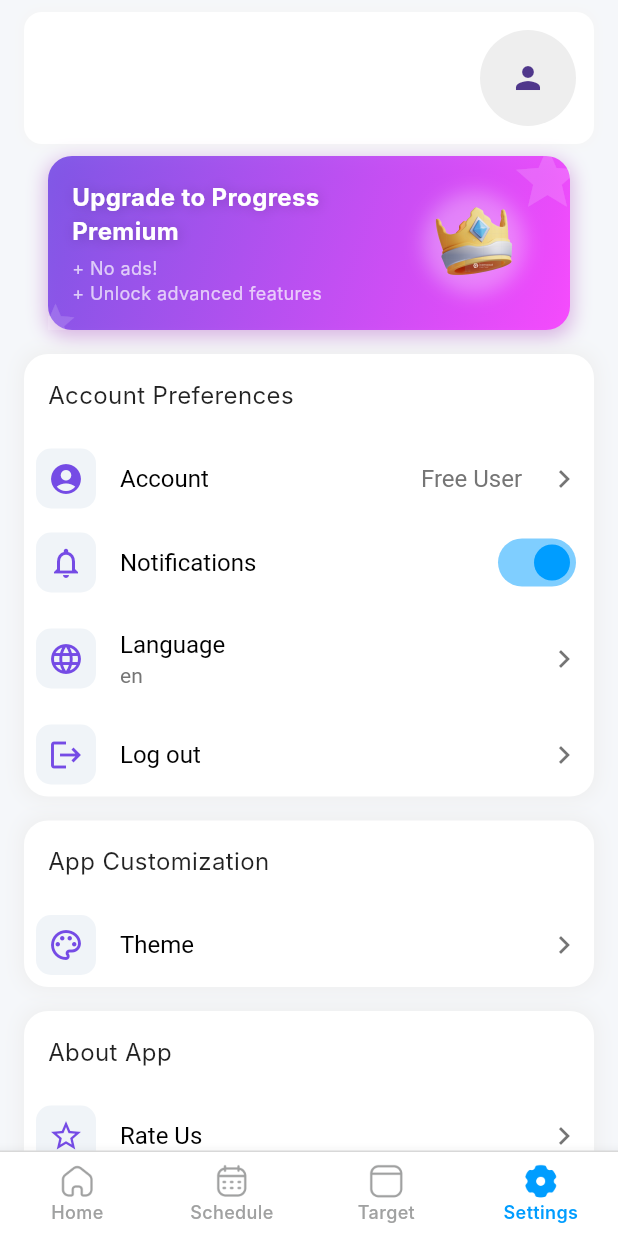
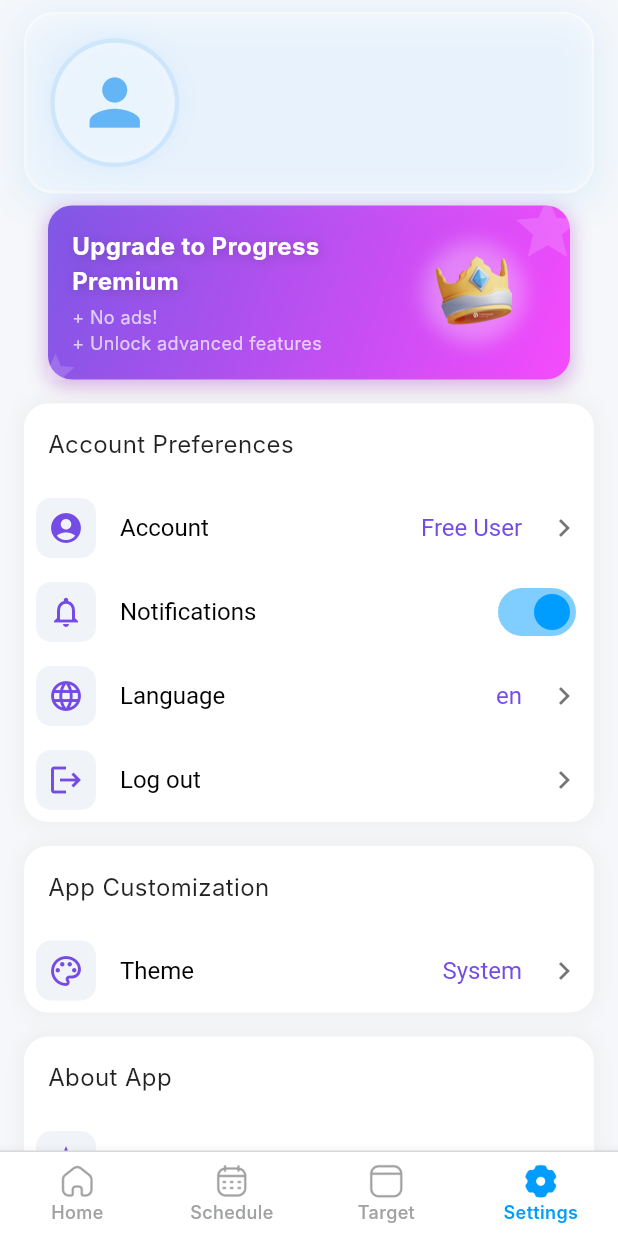
Before and after one commit to chamishkadilina/ladder_up, a Flutter app: the screen it shows once a user with an empty profile is signed in, item 4 of the bottom bar chosen, on a phone screen of 412 x 824 dp. Run offline on Flutter 3.47's test engine with Material 3 defaults, Android fonts, the phone set to English and light mode, and no system bars; our stand-ins replace cloud_firestore, firebase_auth, firebase_core, flutter_local_notifications, google_sign_in, share_plus and 3 more; accounts and stored records are empty; network calls fail; Roboto replaces fonts that are missing (Inter).

Commit message:
setting page ui impliment

```diff
--- a/lib/pages/settings_page.dart
+++ b/lib/pages/settings_page.dart
@@ -25,64 +25,90 @@ class _SettingsPageState extends State<SettingsPage> {
 
     return SafeArea(
       child: Scaffold(
-        backgroundColor: const Color(0xFFF5F7FA),
+        // backgroundColor: const Color.fromARGB(255, 145, 145, 145),
         body: SingleChildScrollView(
           child: Padding(
             padding: const EdgeInsets.symmetric(horizontal: 16.0),
             child: Column(
               crossAxisAlignment: CrossAxisAlignment.center,
               children: [
+                // User Name container
                 Container(
-                  padding: const EdgeInsets.all(12),
+                  padding: const EdgeInsets.all(16),
                   margin: const EdgeInsets.symmetric(vertical: 8),
                   decoration: BoxDecoration(
-                    color: Colors.white,
-                    borderRadius: BorderRadius.circular(12),
+                    color: Colors.white.withOpacity(0.3),
+                    borderRadius: BorderRadius.circular(20),
+                    border: Border.all(
+                      color: Colors.white.withOpacity(0.4),
+                      width: 1.5,
+                    ),
                     boxShadow: [
                       BoxShadow(
-                        color: Colors.grey.shade100,
-                        blurRadius: 6,
-                        spreadRadius: 1,
+                        color: Colors.blue.shade100.withOpacity(0.4),
+                        blurRadius: 20,
+                        spreadRadius: 2,
+                        offset: const Offset(0, 4),
                       )
                     ],
                   ),
                   child: Row(
                     children: [
-                      const SizedBox(width: 12),
+                      Stack(
+                        children: [
+                          Container(
+                            decoration: BoxDecoration(
+                              shape: BoxShape.circle,
+                              border: Border.all(
+                                color: Colors.blue.shade100.withOpacity(0.5),
+                                width: 3,
+                              ),
+                              boxShadow: [
+                                BoxShadow(
+                                  color: Colors.blue.shade100.withOpacity(0.3),
+                                  blurRadius: 15,
+                                )
+                              ],
+                            ),
+                            child: CircleAvatar(
+                              radius: 40,
+                              backgroundImage: authProvider.user?.photoURL !=
+                                      null
+                                  ? NetworkImage(authProvider.user!.photoURL!)
+                                  : null,
+                              backgroundColor: Colors.white.withOpacity(0.4),
+                              child: authProvider.user?.photoURL == null
+                                  ? Icon(Icons.person,
+                                      size: 50, color: Colors.blue.shade300)
+                                  : null,
+                            ),
+                          ),
+                        ],
+                      ),
+                      const SizedBox(width: 16),
                       Expanded(
                         child: Column(
                           crossAxisAlignment: CrossAxisAlignment.start,
                           children: [
                             Text(
                               authProvider.user?.displayName ?? 'User',
-                              style: const TextStyle(
-                                fontSize: 18,
-                                fontWeight: FontWeight.w400,
-                                color: Colors.black87,
+                              style: TextStyle(
+                                fontSize: 20,
+                                fontWeight: FontWeight.w700,
+                                color: Colors.blue.shade900,
+                                letterSpacing: 0.5,
                               ),
-                              overflow: TextOverflow.ellipsis,
                             ),
                             Text(
                               authProvider.user?.email ?? 'user@example.com',
                               style: TextStyle(
                                 fontSize: 14,
-                                color: Colors.grey.shade600,
+                                color: Colors.blue.shade700,
                                 fontWeight: FontWeight.w400,
                               ),
-                              overflow: TextOverflow.ellipsis,
                             ),
                           ],
                         ),
-                      ),
-                      CircleAvatar(
-                        radius: 32,
-                        backgroundImage: authProvider.user?.photoURL != null
-                            ? NetworkImage(authProvider.user!.photoURL!)
-                            : null,
-                        backgroundColor: Colors.grey.shade200,
-                        child: authProvider.user?.photoURL == null
-                            ? const Icon(Icons.person, size: 24)
-                            : null,
                       ),
                     ],
                   ),
@@ -100,10 +126,10 @@ class _SettingsPageState extends State<SettingsPage> {
                     _buildSettingsTile(
                       context,
                       icon: Icons.account_circle,
-                      titleWidget: Row(
+                      titleWidget: const Row(
                         mainAxisAlignment: MainAxisAlignment.spaceBetween,
                         children: [
-                          const Text(
+                          Text(
                             'Account',
                             style: TextStyle(fontWeight: FontWeight.w400),
                           ),
@@ -111,7 +137,7 @@ class _SettingsPageState extends State<SettingsPage> {
                             'Free User',
                             style: TextStyle(
                               fontWeight: FontWeight.w400,
-                              color: Colors.grey.shade600,
+                              color: Color(0xFF754BE5),
                             ),
                           ),
                         ],
@@ -133,8 +159,22 @@ class _SettingsPageState extends State<SettingsPage> {
                     _buildSettingsTile(
                       context,
                       icon: Icons.language,
-                      title: 'Language',
-                      subtitle: settingsProvider.settings.language,
+                      titleWidget: const Row(
+                        mainAxisAlignment: MainAxisAlignment.spaceBetween,
+                        children: [
+                          Text(
+                            'Language',
+                            style: TextStyle(fontWeight: FontWeight.w400),
+                          ),
+                          Text(
+                            'en',
+                            style: TextStyle(
+                              fontWeight: FontWeight.w400,
+                              color: Color(0xFF754BE5),
+                            ),
+                          ),
+                        ],
+                      ),
                       onTap: () => _showLanguageDialog(context),
                     ),
                     _buildSettingsTile(
@@ -153,7 +193,22 @@ class _SettingsPageState extends State<SettingsPage> {
                     _buildSettingsTile(
                       context,
                       icon: Icons.color_lens_outlined,
-                      title: 'Theme',
+                      titleWidget: const Row(
+                        mainAxisAlignment: MainAxisAlignment.spaceBetween,
+                        children: [
+                          Text(
+                            'Theme',
+                            style: TextStyle(fontWeight: FontWeight.w400),
+                          ),
+                          Text(
+                            'System',
+                            style: TextStyle(
+                              fontWeight: FontWeight.w400,
+                              color: Color(0xFF754BE5),
+                            ),
+                          ),
+                        ],
+                      ),
                       subtitle: (ThemeMode mode) {
                         // ... (same as original implementation)
                       }(settingsProvider.settings.themeMode),
--- a/lib/theme/theme.dart
+++ b/lib/theme/theme.dart
@@ -17,7 +17,7 @@ class MyAppTheme {
     fontFamily: 'Inter',
     brightness: Brightness.light,
     primaryColor: Colors.blue,
-    scaffoldBackgroundColor: Colors.white,
+    scaffoldBackgroundColor: const Color(0xFFF5F7FA),
     textTheme: MyTextTheme.lightTextTheme,
     appBarTheme: MyAppBarTheme.lightAppBarTheme,
     checkboxTheme: MyCheckBoxtheme.lightCheckBoxTheme,
```
